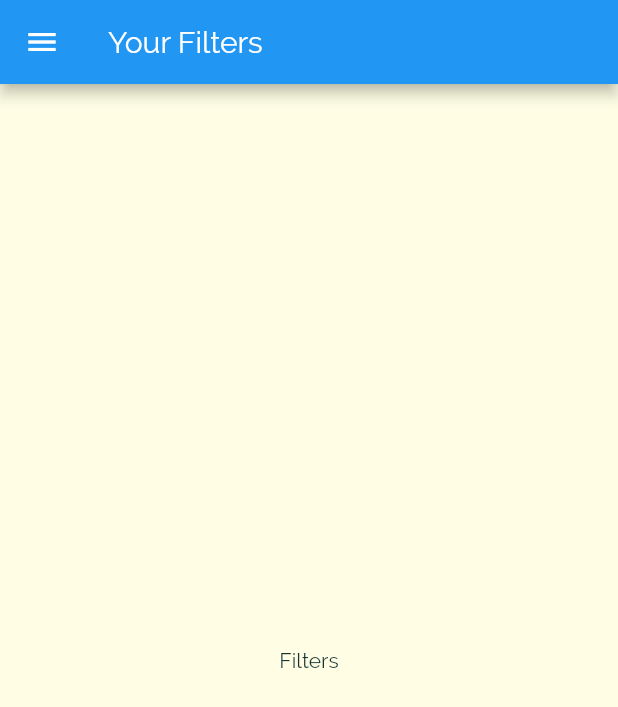
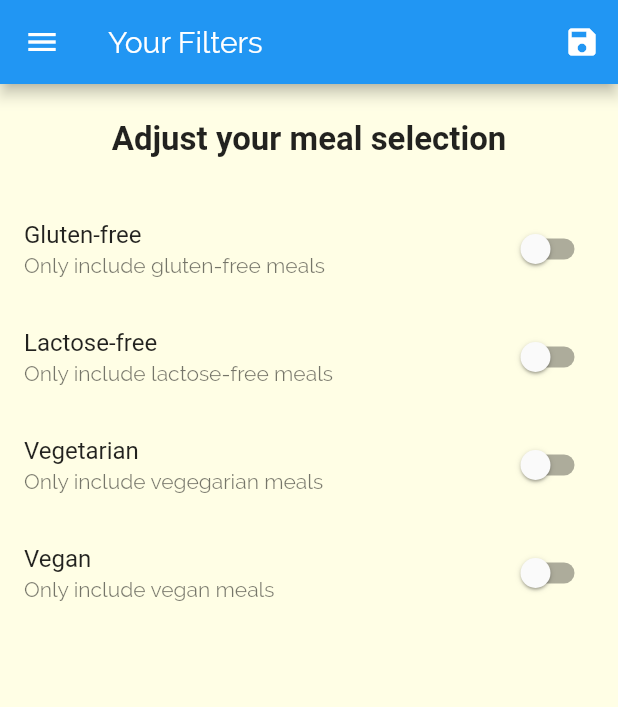
Before and after one commit to ajvelo/My-Meals, a Flutter app: the FiltersScreen screen opened by its route, on a phone screen of 412 x 824 dp. Shown: the top 707 px of the screen. Run offline on Flutter 3.47's test engine with Material 2 defaults, Android fonts, the phone set to English and light mode, and no system bars; Roboto replaces fonts that are missing (RoboCondensed).

Commit message:
Add filtering logic

```diff
--- a/app/lib/main.dart
+++ b/app/lib/main.dart
@@ -1,8 +1,10 @@
+import 'package:app/dummy_data.dart';
 import 'package:app/screens/filters_screen.dart';
 import 'package:app/screens/meal_detail_screen.dart';
 import 'package:app/screens/tabs_screen.dart';
 import 'package:flutter/material.dart';
 
+import 'models/meal.dart';
 import 'screens/categories_screen.dart';
 import 'screens/category_meals_screen.dart';
 
@@ -10,7 +12,43 @@ void main() {
   runApp(MyApp());
 }
 
-class MyApp extends StatelessWidget {
+class MyApp extends StatefulWidget {
+  @override
+  _MyAppState createState() => _MyAppState();
+}
+
+class _MyAppState extends State<MyApp> {
+  Map<String, bool> _filters = {
+    'gluten': false,
+    'lactose': false,
+    'vegetarian': false,
+    'vegan': false,
+  };
+
+  void _setFilters(Map<String, bool> filterData) {
+    setState(() {
+      _filters = filterData;
+
+      _availableMeals = DUMMY_MEALS.where((meal) {
+        if (_filters['gluten'] == true && !meal.isGlutenFree) {
+          return false;
+        }
+        if (_filters['lactose'] == true && !meal.isLactoseFree) {
+          return false;
+        }
+        if (_filters['vegan'] == true && !meal.isVegan) {
+          return false;
+        }
+        if (_filters['vegetarian'] == true && !meal.isVegetarian) {
+          return false;
+        }
+        return true;
+      }).toList();
+    });
+  }
+
+  List<Meal> _availableMeals = DUMMY_MEALS;
+
   @override
   Widget build(BuildContext context) {
     return MaterialApp(
@@ -31,10 +69,11 @@ class MyApp extends StatelessWidget {
             ),
       ),
       routes: {
-        CategoryMealsScreen.routeName: (ctx) => CategoryMealsScreen(),
+        CategoryMealsScreen.routeName: (ctx) =>
+            CategoryMealsScreen(_availableMeals),
         '/': (ctx) => TabsScreen(),
         MealDetailScreen.routeName: (ctx) => MealDetailScreen(),
-        FiltersScreen.routeName: (ctx) => FiltersScreen()
+        FiltersScreen.routeName: (ctx) => FiltersScreen(_filters, _setFilters)
       },
       onGenerateRoute: (settings) {
         return MaterialPageRoute(builder: (ctx) => CategoriesScreen());
--- a/app/lib/screens/category_meals_screen.dart
+++ b/app/lib/screens/category_meals_screen.dart
@@ -1,14 +1,19 @@
+import 'package:app/models/meal.dart';
 import 'package:app/widgets/meal_item.dart';
 import 'package:flutter/material.dart';
 import '../dummy_data.dart';
 
 class CategoryMealsScreen extends StatelessWidget {
   static const routeName = '/category-meals';
+  final List<Meal> availableMeals;
+
+  CategoryMealsScreen(this.availableMeals);
+
   @override
   Widget build(BuildContext context) {
     final routeArgs =
         ModalRoute.of(context).settings.arguments as Map<String, String>;
-    final categoryMeals = DUMMY_MEALS.where((meal) {
+    final categoryMeals = availableMeals.where((meal) {
       return meal.categories.contains(routeArgs['id']);
     }).toList();
     return Scaffold(
--- a/app/lib/screens/filters_screen.dart
+++ b/app/lib/screens/filters_screen.dart
@@ -1,18 +1,133 @@
 import 'package:app/widgets/main_drawer.dart';
 import 'package:flutter/material.dart';
 
-class FiltersScreen extends StatelessWidget {
+class FiltersScreen extends StatefulWidget {
   static const routeName = '/filters';
+
+  final Function saveFilters;
+  final Map<String, bool> currentFilters;
+
+  FiltersScreen(this.currentFilters, this.saveFilters);
+
+  @override
+  _FiltersScreenState createState() => _FiltersScreenState();
+}
+
+class _FiltersScreenState extends State<FiltersScreen> {
+  bool _glutenFree = false;
+  bool _vegetarian = false;
+  bool _vegan = false;
+  bool _lactosefree = false;
+
+  @override
+  void initState() {
+    _glutenFree = widget.currentFilters['gluten'];
+    _lactosefree = widget.currentFilters['lactose'];
+    _vegetarian = widget.currentFilters['vegetarian'];
+    _vegan = widget.currentFilters['vegan'];
+    super.initState();
+  }
+
   @override
   Widget build(BuildContext context) {
     return Scaffold(
-      appBar: AppBar(
-        title: Text('Your Filters'),
-      ),
-      drawer: MainDrawer(),
-      body: Center(
-        child: Text('Filters'),
-      ),
-    );
+        appBar: AppBar(
+          title: Text('Your Filters'),
+          actions: [
+            IconButton(
+              icon: Icon(Icons.save),
+              onPressed: () {
+                final selectedFilters = {
+                  'gluten': _glutenFree,
+                  'lactose': _lactosefree,
+                  'vegetarian': _vegetarian,
+                  'vegan': _vegan,
+                };
+                widget.saveFilters(selectedFilters);
+              },
+            )
+          ],
+        ),
+        drawer: MainDrawer(),
+        body: Column(
+          children: [
+            Container(
+              padding: EdgeInsets.all(24.0),
+              child: Text(
+                'Adjust your meal selection',
+                style: Theme.of(context).textTheme.headline6,
+              ),
+            ),
+            Expanded(
+                child: ListView(
+              children: [
+                FilterSwitch(
+                  title: 'Gluten-free',
+                  subtitle: 'Only include gluten-free meals',
+                  currentFilterValue: _glutenFree,
+                  onChange: (newValue) {
+                    setState(() {
+                      _glutenFree = newValue;
+                    });
+                  },
+                ),
+                FilterSwitch(
+                  title: 'Lactose-free',
+                  subtitle: 'Only include lactose-free meals',
+                  currentFilterValue: _lactosefree,
+                  onChange: (newValue) {
+                    setState(() {
+                      _lactosefree = newValue;
+                    });
+                  },
+                ),
+                FilterSwitch(
+                  title: 'Vegetarian',
+                  subtitle: 'Only include vegegarian meals',
+                  currentFilterValue: _vegetarian,
+                  onChange: (newValue) {
+                    setState(() {
+                      _vegetarian = newValue;
+                    });
+                  },
+                ),
+                FilterSwitch(
+                  title: 'Vegan',
+                  subtitle: 'Only include vegan meals',
+                  currentFilterValue: _vegan,
+                  onChange: (newValue) {
+                    setState(() {
+                      _vegan = newValue;
+                    });
+                  },
+                )
+              ],
+            ))
+          ],
+        ));
   }
 }
+
+class FilterSwitch extends StatefulWidget {
+  final String title;
+  final String subtitle;
+  final bool currentFilterValue;
+  final Function onChange;
+
+  FilterSwitch(
+      {this.title, this.subtitle, this.currentFilterValue, this.onChange});
+
+  @override
+  _FilterSwitchState createState() => _FilterSwitchState();
+}
+
+class _FilterSwitchState extends State<FilterSwitch> {
+  @override
+  Widget build(BuildContext context) {
+    return SwitchListTile(
+        title: Text(widget.title),
+        subtitle: Text(widget.subtitle),
+        value: widget.currentFilterValue,
+        onChanged: widget.onChange);
+  }
+}
```
